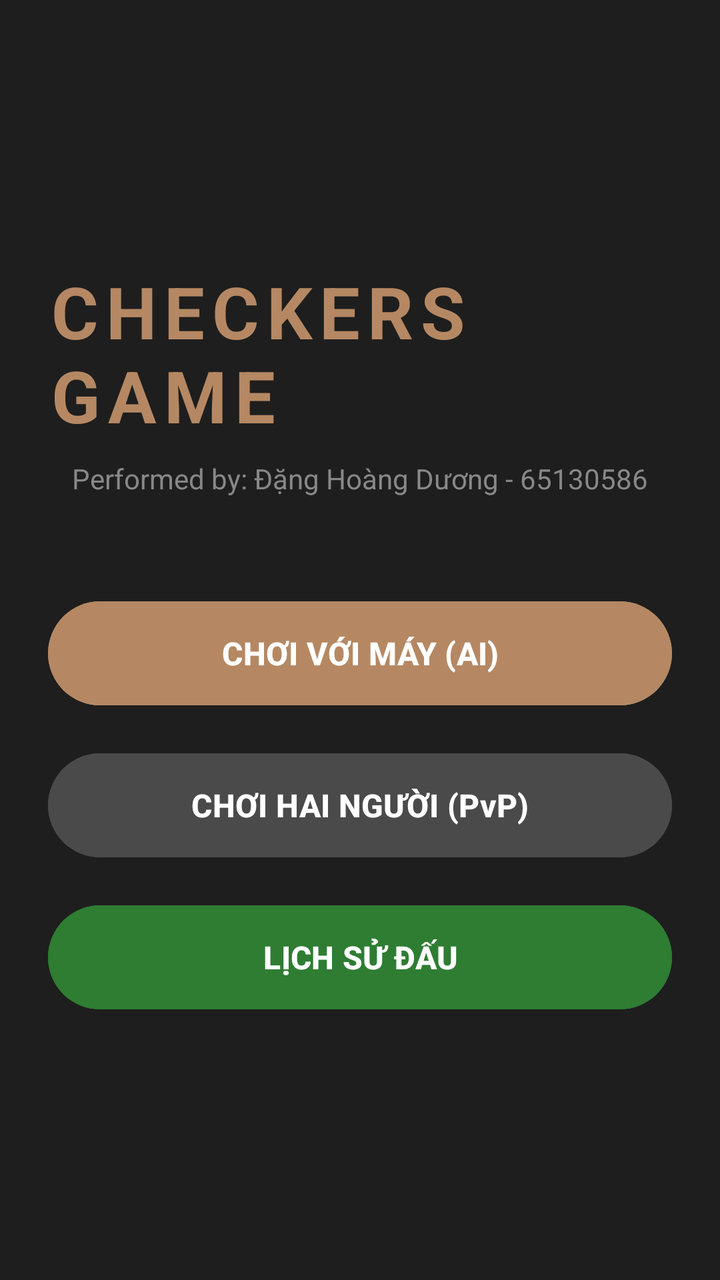
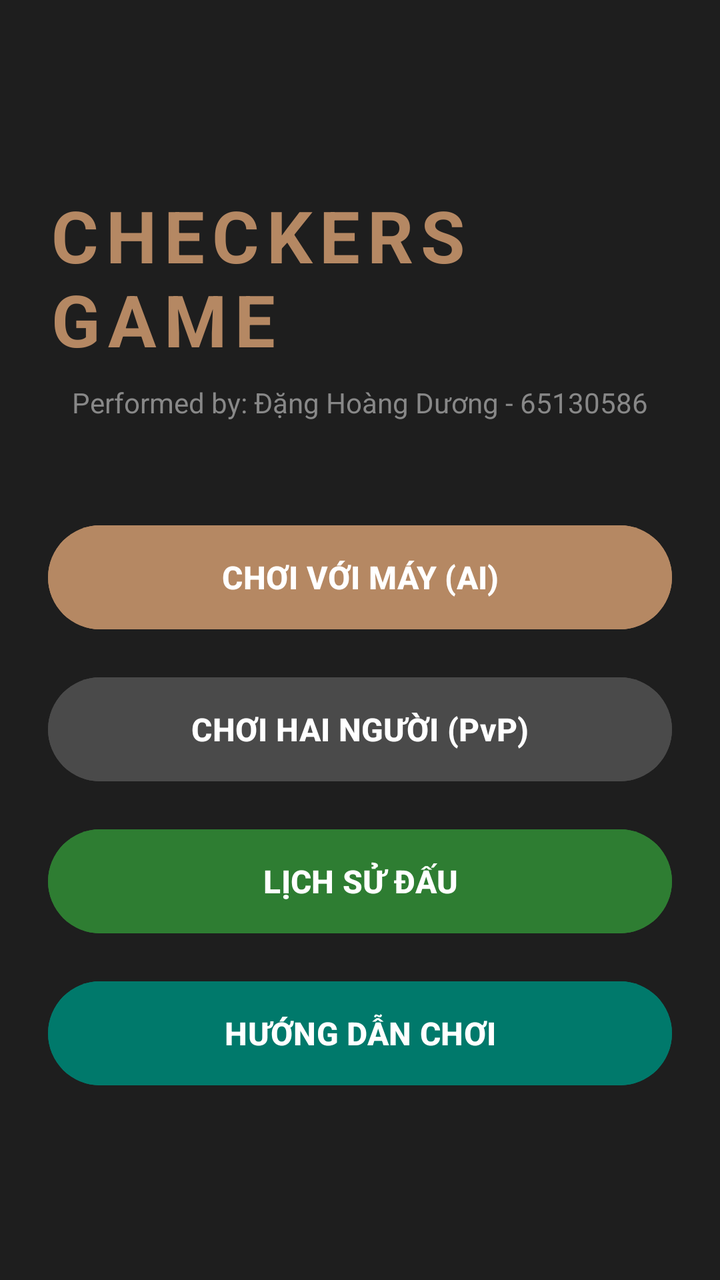

The first picture is an Android layout as it rendered before a commit; the second is the same layout after the commit. The layout source and the unified diff follow.
<!-- AndroidManifest.xml: application theme Theme.Checkersgame -->
<!-- res/layout/activity_main.xml -->
<?xml version="1.0" encoding="utf-8"?>
<LinearLayout xmlns:android="http://schemas.android.com/apk/res/android"
    xmlns:tools="http://schemas.android.com/tools"
    android:layout_width="match_parent"
    android:layout_height="match_parent"
    android:orientation="vertical"
    android:gravity="center"
    android:background="#1E1E1E"
    android:padding="24dp"
    tools:context=".ui.MainActivity">

    <TextView
        android:layout_width="wrap_content"
        android:layout_height="wrap_content"
        android:text="CHECKERS GAME"
        android:textColor="#B58863"
        android:textSize="36sp"
        android:textStyle="bold"
        android:letterSpacing="0.1"
        android:layout_marginBottom="8dp"/>

    <TextView
        android:layout_width="wrap_content"
        android:layout_height="wrap_content"
        android:text="Performed by: Đặng Hoàng Dương - 65130586"
        android:textColor="#888888"
        android:textSize="14sp"
        android:layout_marginBottom="48dp"/>

    <Button
        android:id="@+id/btnPlayAI"
        android:layout_width="match_parent"
        android:layout_height="60dp"
        android:text="CHƠI VỚI MÁY (AI)"
        android:textSize="16sp"
        android:textStyle="bold"
        android:backgroundTint="#B58863"
        android:textColor="#FFFFFF"
        android:layout_marginBottom="16dp"/>

    <Button
        android:id="@+id/btnPlayPvP"
        android:layout_width="match_parent"
        android:layout_height="60dp"
        android:text="CHƠI HAI NGƯỜI (PvP)"
        android:textSize="16sp"
        android:textStyle="bold"
        android:backgroundTint="#4A4A4A"
        android:textColor="#FFFFFF"
        android:layout_marginBottom="16dp"/>

    <Button
        android:id="@+id/btnHistory"
        android:layout_width="match_parent"
        android:layout_height="60dp"
        android:text="LỊCH SỬ ĐẤU"
        android:textSize="16sp"
        android:textStyle="bold"
        android:backgroundTint="#2E7D32"
        android:textColor="#FFFFFF"/>

</LinearLayout>
<!-- resources referenced by this layout -->
<resources>
  <style name="Theme.Checkersgame" parent="Base.Theme.Checkersgame" />
  <style name="Base.Theme.Checkersgame" parent="Theme.Material3.DayNight.NoActionBar">
          
          
      </style>
</resources>

<!-- the commit's change to res/layout/activity_main.xml (unified diff, before → after) -->
@@ -57,6 +57,17 @@
         android:textSize="16sp"
         android:textStyle="bold"
         android:backgroundTint="#2E7D32"
+        android:textColor="#FFFFFF"
+        android:layout_marginBottom="16dp"/>
+
+    <Button
+        android:id="@+id/btnRules"
+        android:layout_width="match_parent"
+        android:layout_height="60dp"
+        android:text="HƯỚNG DẪN CHƠI"
+        android:textSize="16sp"
+        android:textStyle="bold"
+        android:backgroundTint="#00796B"
         android:textColor="#FFFFFF"/>
 
 </LinearLayout>
